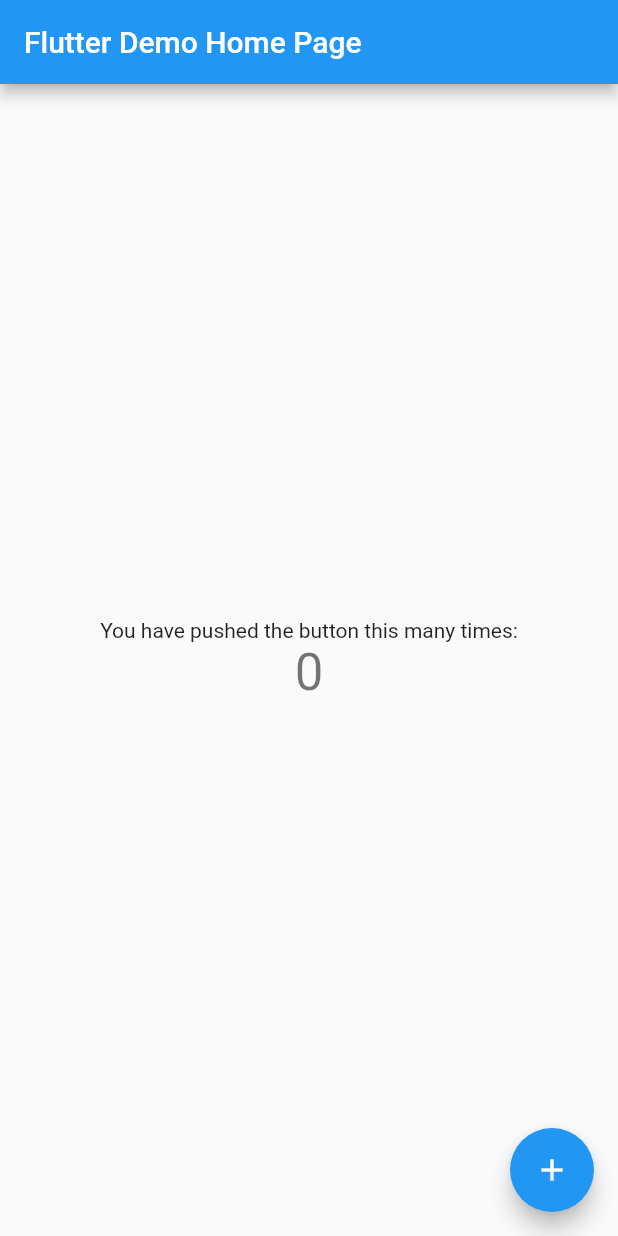
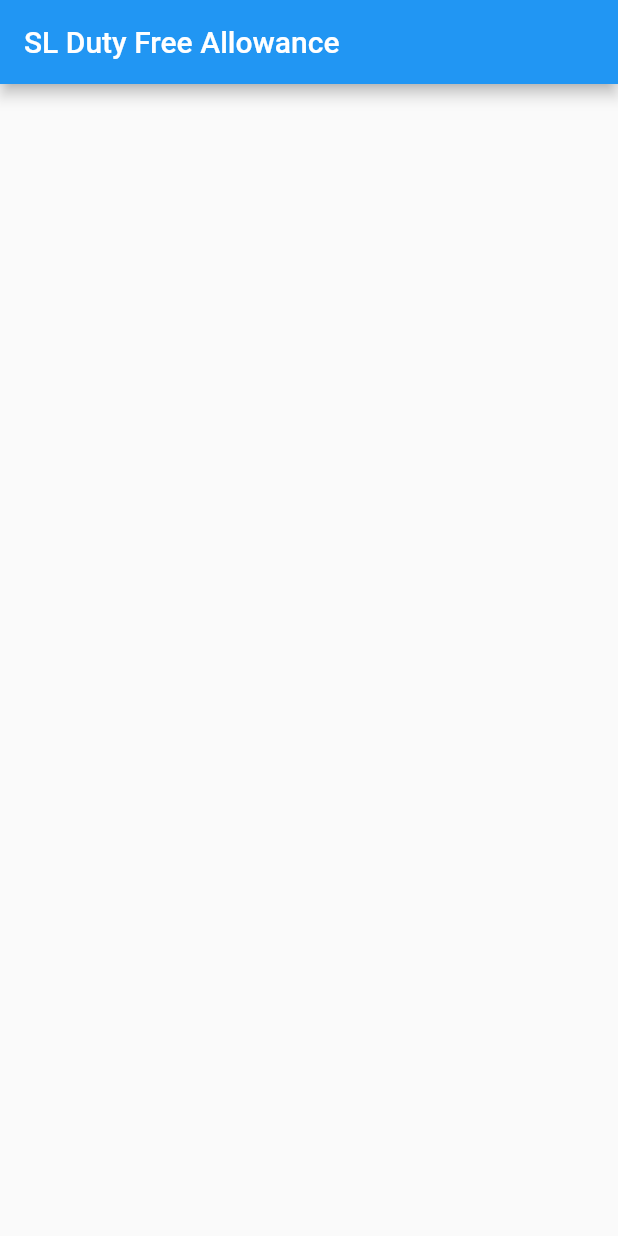
Before and after one commit to Atix28/DutyFreeAllowance, a Flutter app: the screen it shows after launch, on a phone screen of 412 x 824 dp. Run offline on Flutter 3.47's test engine with Material 2 defaults, Android fonts, the phone set to English and light mode, and no system bars.

```diff
--- a/dutyfree/lib/main.dart
+++ b/dutyfree/lib/main.dart
@@ -1,111 +1,17 @@
 import 'package:flutter/material.dart';
 
-void main() => runApp(MyApp());
+void main() => runApp(App());
 
-class MyApp extends StatelessWidget {
-  // This widget is the root of your application.
+
+class App extends StatelessWidget {
   @override
-  Widget build(BuildContext context) {
+  Widget build(context) {
     return MaterialApp(
-      title: 'Flutter Demo',
-      theme: ThemeData(
-        // This is the theme of your application.
-        //
-        // Try running your application with "flutter run". You'll see the
-        // application has a blue toolbar. Then, without quitting the app, try
-        // changing the primarySwatch below to Colors.green and then invoke
-        // "hot reload" (press "r" in the console where you ran "flutter run",
-        // or simply save your changes to "hot reload" in a Flutter IDE).
-        // Notice that the counter didn't reset back to zero; the application
-        // is not restarted.
-        primarySwatch: Colors.blue,
+      home: Scaffold(
+        appBar: AppBar(
+          title: Text('SL Duty Free Allowance'),
+        ),
       ),
-      home: MyHomePage(title: 'Flutter Demo Home Page'),
     );
   }
 }
-
-class MyHomePage extends StatefulWidget {
-  MyHomePage({Key key, this.title}) : super(key: key);
-
-  // This widget is the home page of your application. It is stateful, meaning
-  // that it has a State object (defined below) that contains fields that affect
-  // how it looks.
-
-  // This class is the configuration for the state. It holds the values (in this
-  // case the title) provided by the parent (in this case the App widget) and
-  // used by the build method of the State. Fields in a Widget subclass are
-  // always marked "final".
-
-  final String title;
-
-  @override
-  _MyHomePageState createState() => _MyHomePageState();
-}
-
-class _MyHomePageState extends State<MyHomePage> {
-  int _counter = 0;
-
-  void _incrementCounter() {
-    setState(() {
-      // This call to setState tells the Flutter framework that something has
-      // changed in this State, which causes it to rerun the build method below
-      // so that the display can reflect the updated values. If we changed
-      // _counter without calling setState(), then the build method would not be
-      // called again, and so nothing would appear to happen.
-      _counter++;
-    });
-  }
-
-  @override
-  Widget build(BuildContext context) {
-    // This method is rerun every time setState is called, for instance as done
-    // by the _incrementCounter method above.
-    //
-    // The Flutter framework has been optimized to make rerunning build methods
-    // fast, so that you can just rebuild anything that needs updating rather
-    // than having to individually change instances of widgets.
-    return Scaffold(
-      appBar: AppBar(
-        // Here we take the value from the MyHomePage object that was created by
-        // the App.build method, and use it to set our appbar title.
-        title: Text(widget.title),
-      ),
-      body: Center(
-        // Center is a layout widget. It takes a single child and positions it
-        // in the middle of the parent.
-        child: Column(
-          // Column is also layout widget. It takes a list of children and
-          // arranges them vertically. By default, it sizes itself to fit its
-          // children horizontally, and tries to be as tall as its parent.
-          //
-          // Invoke "debug painting" (press "p" in the console, choose the
-          // "Toggle Debug Paint" action from the Flutter Inspector in Android
-          // Studio, or the "Toggle Debug Paint" command in Visual Studio Code)
-          // to see the wireframe for each widget.
-          //
-          // Column has various properties to control how it sizes itself and
-          // how it positions its children. Here we use mainAxisAlignment to
-          // center the children vertically; the main axis here is the vertical
-          // axis because Columns are vertical (the cross axis would be
-          // horizontal).
-          mainAxisAlignment: MainAxisAlignment.center,
-          children: <Widget>[
-            Text(
-              'You have pushed the button this many times:',
-            ),
-            Text(
-              '$_counter',
-              style: Theme.of(context).textTheme.display1,
-            ),
-          ],
-        ),
-      ),
-      floatingActionButton: FloatingActionButton(
-        onPressed: _incrementCounter,
-        tooltip: 'Increment',
-        child: Icon(Icons.add),
-      ), // This trailing comma makes auto-formatting nicer for build methods.
-    );
-  }
-}
```
